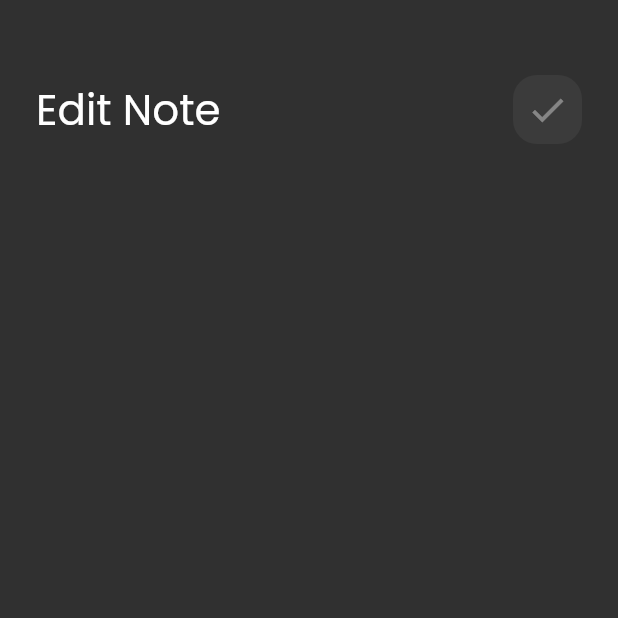
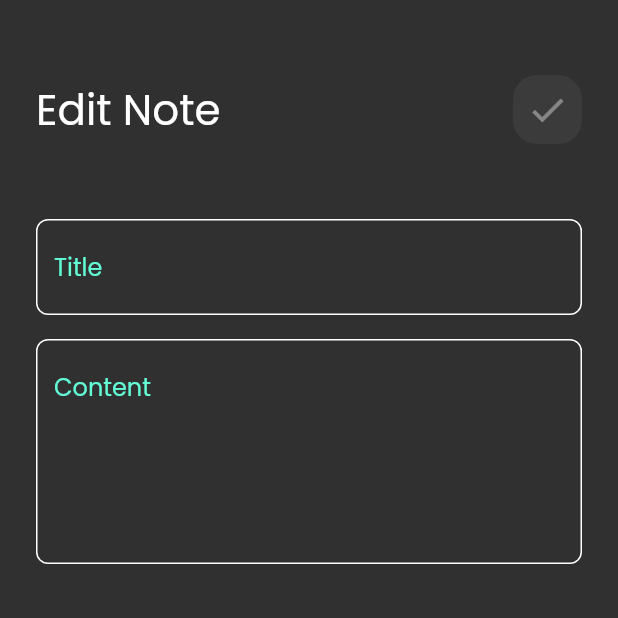
Before and after one commit to 1khudair/notes_app, a Flutter app: the EditNoteView screen opened directly, on a phone screen of 412 x 824 dp, the top half of it. Run offline on Flutter 3.47's test engine with Material 2 defaults, Android fonts, the phone set to English and light mode, and no system bars; our stand-ins replace font_awesome_flutter.

Commit message:
edit note view ui done

```diff
--- a/lib/views/widgets/edit_view_body.dart
+++ b/lib/views/widgets/edit_view_body.dart
@@ -1,6 +1,7 @@
 import 'package:flutter/material.dart';
 
 import 'custom_app_bar.dart';
+import 'custom_text_field.dart';
 
 class EditNoteViewBody extends StatelessWidget {
   const EditNoteViewBody({super.key, required note});
@@ -17,6 +18,17 @@ class EditNoteViewBody extends StatelessWidget {
           CustomAppBar(
             title: 'Edit Note',
             icon: Icons.check,
+          ),
+          SizedBox(
+            height: 50,
+          ),
+          CustomTextField(hint: 'Title'),
+          SizedBox(
+            height: 16,
+          ),
+          CustomTextField(
+            hint: 'Content',
+            maxLines: 5,
           )
         ],
       ),
```
